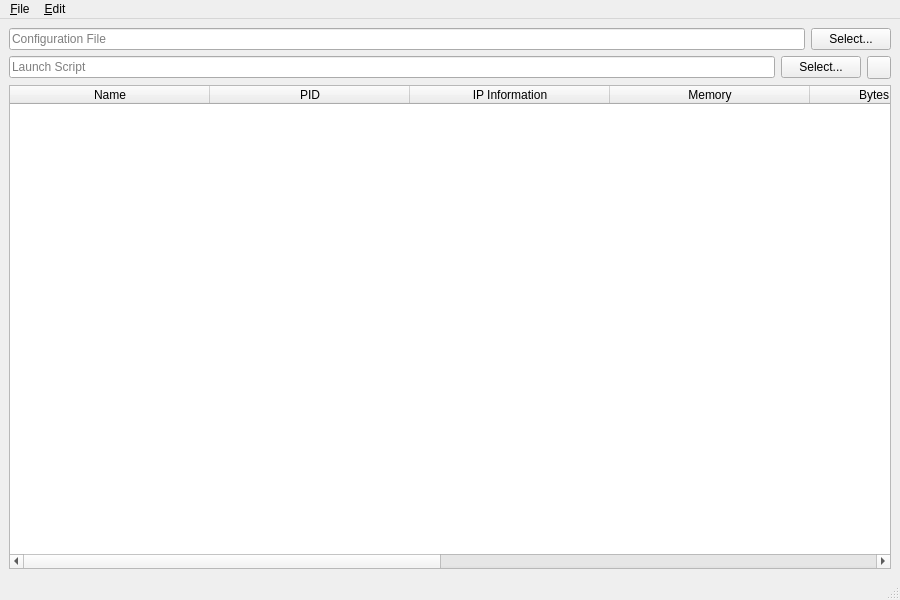
Above: UI/spot-on-lite-monitor.ui from textbrowser/spot-on-lite before the change. Below: the same form after it.
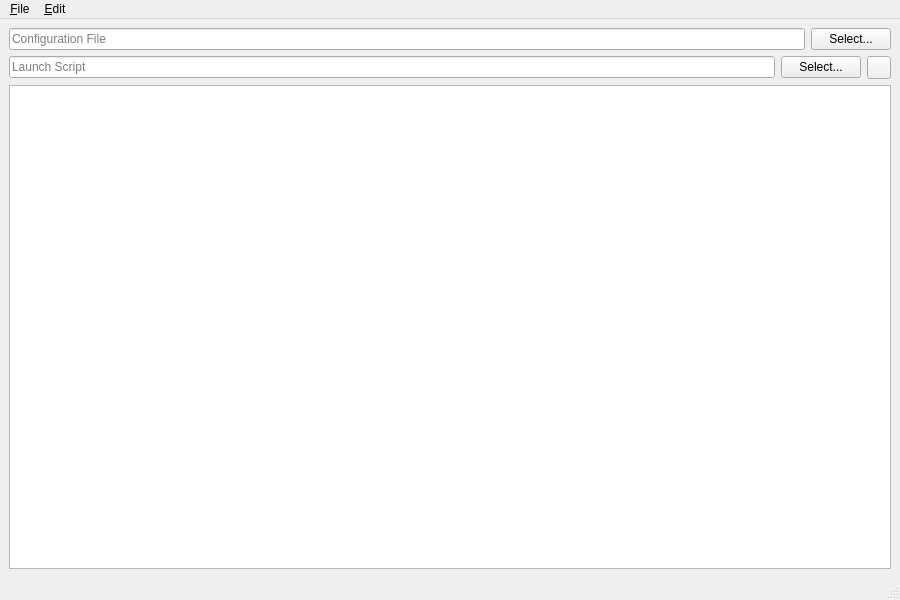
That is the form after the change.

What changed in the file:
```diff
--- a/UI/spot-on-lite-monitor.ui
+++ b/UI/spot-on-lite-monitor.ui
@@ -68,76 +68,21 @@
      </layout>
     </item>
     <item>
-     <widget class="QTableWidget" name="processes">
-      <property name="alternatingRowColors">
+     <widget class="QTextBrowser" name="text">
+      <property name="font">
+       <font>
+        <family>Courier 10 Pitch</family>
+       </font>
+      </property>
+      <property name="tabChangesFocus">
        <bool>true</bool>
       </property>
-      <property name="selectionBehavior">
-       <enum>QAbstractItemView::SelectRows</enum>
+      <property name="acceptRichText">
+       <bool>false</bool>
       </property>
-      <property name="horizontalScrollMode">
-       <enum>QAbstractItemView::ScrollPerPixel</enum>
+      <property name="openLinks">
+       <bool>false</bool>
       </property>
-      <property name="sortingEnabled">
-       <bool>true</bool>
-      </property>
-      <attribute name="horizontalHeaderMinimumSectionSize">
-       <number>55</number>
-      </attribute>
-      <attribute name="horizontalHeaderDefaultSectionSize">
-       <number>200</number>
-      </attribute>
-      <attribute name="horizontalHeaderShowSortIndicator" stdset="0">
-       <bool>true</bool>
-      </attribute>
-      <attribute name="horizontalHeaderStretchLastSection">
-       <bool>true</bool>
-      </attribute>
-      <column>
-       <property name="text">
-        <string>Name</string>
-       </property>
-      </column>
-      <column>
-       <property name="text">
-        <string>PID</string>
-       </property>
-      </column>
-      <column>
-       <property name="text">
-        <string>IP Information</string>
-       </property>
-      </column>
-      <column>
-       <property name="text">
-        <string>Memory</string>
-       </property>
-      </column>
-      <column>
-       <property name="text">
-        <string>Bytes Accumulated</string>
-       </property>
-      </column>
-      <column>
-       <property name="text">
-        <string>Bytes Read</string>
-       </property>
-      </column>
-      <column>
-       <property name="text">
-        <string>Bytes Written</string>
-       </property>
-      </column>
-      <column>
-       <property name="text">
-        <string>Type</string>
-       </property>
-      </column>
-      <column>
-       <property name="text">
-        <string>Arguments</string>
-       </property>
-      </column>
      </widget>
     </item>
    </layout>
```
Left out of the diff: 1 changed line with no effect on the pictures.
